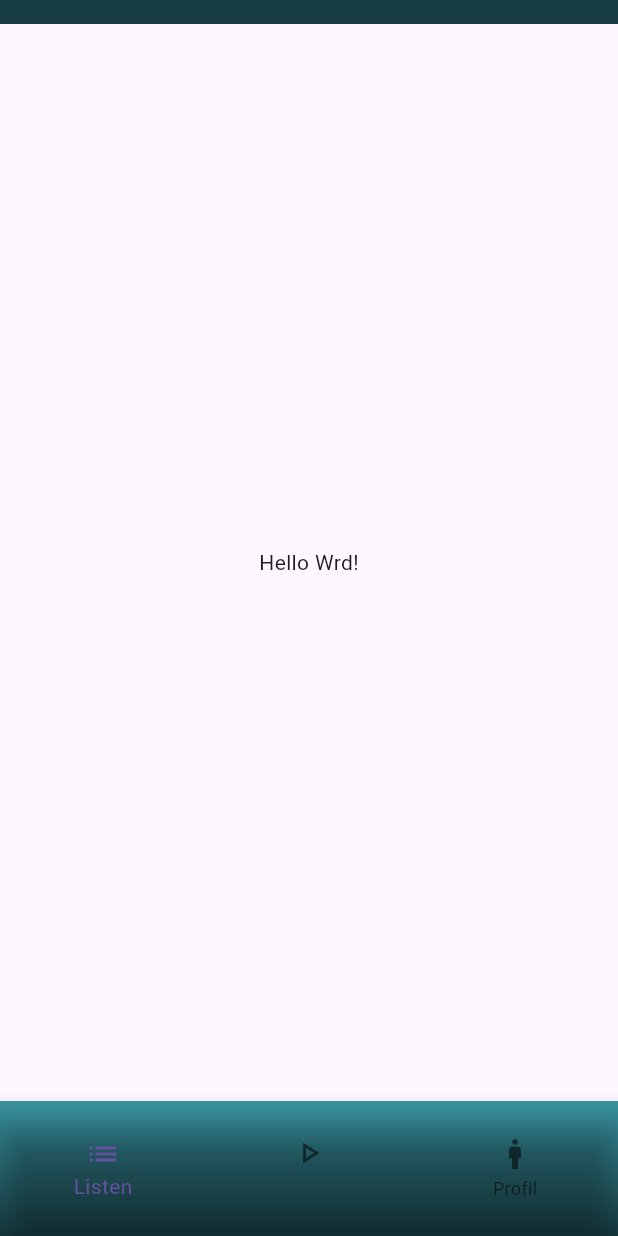
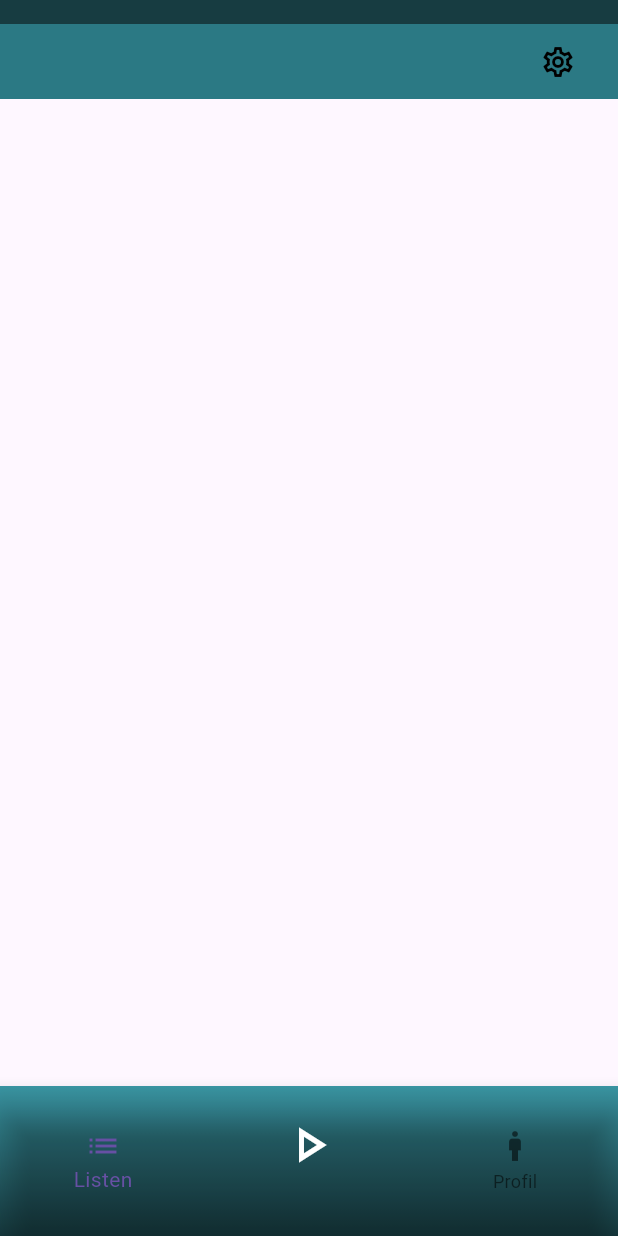
Before and after one commit to Selihei/Projektrelevant, a Flutter app: the screen it shows after launch, on a phone screen of 412 x 824 dp. Run offline on Flutter 3.47's test engine with Material 3 defaults, Android fonts, the phone set to English and light mode, and no system bars.

Commit message:
added settings

```diff
--- a/flutterscreens/lib/main.dart
+++ b/flutterscreens/lib/main.dart
@@ -12,13 +12,17 @@ class MainApp extends StatelessWidget {
 
   @override
   Widget build(BuildContext context) {
-    return const MaterialApp(
+    return  MaterialApp(
       debugShowCheckedModeBanner: false,
       home: Scaffold(
-        appBar: const customAppBar(title: "",),
+        appBar: customAppBar(title: "",),
 
-        body: Center(
-          child: Text('Hello Wrd!'),
+        body: Column(
+          mainAxisSize: MainAxisSize.max,
+          children: [
+            SettingsButtonContainer(),
+          ],
+          //child: Text('Hello Wrd!'),
         ),
           bottomNavigationBar:
           Column(
--- a/flutterscreens/lib/theme/app_colors.dart
+++ b/flutterscreens/lib/theme/app_colors.dart
@@ -3,8 +3,12 @@ import 'package:flutter/material.dart';
 
 class AppColors {
 //Normale Farben
-static const Color test =  Colors.black;
+static const Color settingsCon =  Color(0xFF2B7984);
+static const Color settingButback = Color(0xFFD9D9D9);
+static const Color settingsButIc = Colors.black;
+
 //static const Color background =
+static const Color navColor = Colors.white;
 
 static const Color topBarColor = Color(0xFF173C41);
 static const Color botBarColor = Color(0xFF173C41);
--- a/flutterscreens/lib/theme/app_icons.dart
+++ b/flutterscreens/lib/theme/app_icons.dart
@@ -2,7 +2,7 @@ import 'package:flutter/material.dart';
 
 class AppIcons {
 //Settings Icon
-static const IconData settings = Icons.settings;
+static const IconData settings = Icons.settings_outlined;
 
 //NavigationBar Icons
 static const IconData start = Icons.play_arrow_outlined;
--- a/flutterscreens/lib/widgets/buttons.dart
+++ b/flutterscreens/lib/widgets/buttons.dart
@@ -1,2 +1,18 @@
+import 'package:flutter/material.dart';
 import 'package:flutterscreens/theme/app_colors.dart';
 import 'package:flutterscreens/theme/app_icons.dart';
+
+class SettingsButton extends StatelessWidget {
+  final VoidCallback onPressed;
+
+  const SettingsButton({Key? key, required this.onPressed}) : super(key: key);
+
+  @override
+  Widget build(BuildContext context) {
+    return IconButton(
+      icon: const Icon(AppIcons.settings, color: AppColors.settingsButIc,),
+      color: AppColors.settingButback,
+      onPressed: () {},
+    );
+  }
+}
--- a/flutterscreens/lib/widgets/navs.dart
+++ b/flutterscreens/lib/widgets/navs.dart
@@ -16,7 +16,7 @@ class CustomNavigationBar extends StatelessWidget {
   Widget build(BuildContext context) {
     return Container(
       // Höhe der Navigation Bar anpassen, z.B. 60
-      height: 90,
+      height: 100,
       decoration: BoxDecoration(
         gradient: LinearGradient(
           colors: [
@@ -34,16 +34,19 @@ class CustomNavigationBar extends StatelessWidget {
        // elevation: 0, // Optional: Schatten entfernen, damit es cleaner aussieht
        // selectedItemColor: Colors.white,
       //  unselectedItemColor: Colors.white70,
-        items: const [
-          BottomNavigationBarItem(
+        items: [
+          const BottomNavigationBarItem(
             icon: Icon(AppIcons.lists),
             label: "Listen",
           ),
           BottomNavigationBarItem(
-            icon: Icon(AppIcons.start),
+            icon: Container(
+              alignment: Alignment.center,
+           child: const Icon(AppIcons.start, size: 40, color: AppColors.navColor,),
+            ),
             label: "",
           ),
-          BottomNavigationBarItem(
+          const BottomNavigationBarItem(
             icon: Icon(AppIcons.profile),
             label: "Profil",
           ),
--- a/flutterscreens/lib/widgets/ostuff.dart
+++ b/flutterscreens/lib/widgets/ostuff.dart
@@ -1,6 +1,7 @@
 import 'package:flutter/material.dart';
 import 'package:flutterscreens/theme/app_colors.dart';
 import 'package:flutterscreens/theme/app_icons.dart';
+import 'package:flutterscreens/widgets/buttons.dart';
 
 class customAppBar extends StatelessWidget implements PreferredSizeWidget {
   final String title;
@@ -34,3 +35,14 @@ class CustomBottomAppBar extends StatelessWidget implements PreferredSizeWidget
   @override
   Size get preferredSize => const Size.fromHeight(16.0);
 }
+
+Widget SettingsButtonContainer() {
+  return Container(
+    padding: const EdgeInsets.only(right: 16),
+    width: double.infinity,
+    height: 50,
+    color: AppColors.settingsCon,
+    alignment: Alignment.centerRight,
+    child: SettingsButton(onPressed: () {})
+  );
+}
```
